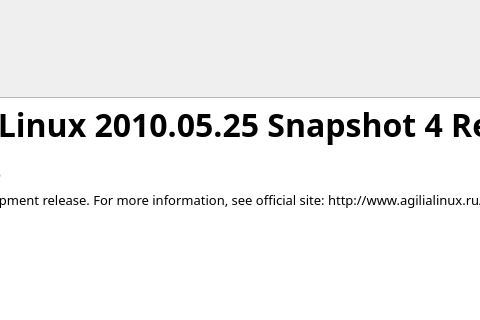
This is guiinstaller/guisetup/mainwindow.ui in aix27249/mpkg as Qt 5 draws it before an edit; both pictures show x 116 to 596 and y 0 to 320 of the 714 by 580 pixel window. The edited form follows.
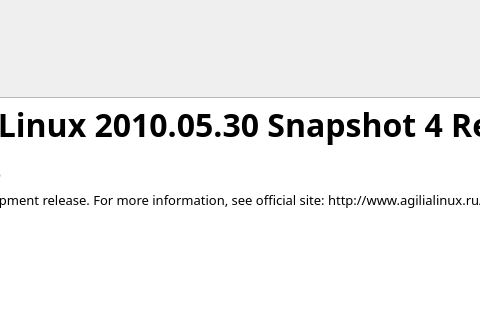
This is the edited form. Icons and pictures are not drawn.

Commit message: version bump to 2010.05.30 snapshot 4

Patch:
```diff
--- a/guiinstaller/guisetup/mainwindow.ui
+++ b/guiinstaller/guisetup/mainwindow.ui
@@ -140,7 +140,7 @@
 &lt;html&gt;&lt;head&gt;&lt;meta name=&quot;qrichtext&quot; content=&quot;1&quot; /&gt;&lt;style type=&quot;text/css&quot;&gt;
 p, li { white-space: pre-wrap; }
 &lt;/style&gt;&lt;/head&gt;&lt;body style=&quot; font-family:'Droid Sans'; font-size:10pt; font-weight:400; font-style:normal;&quot;&gt;
-&lt;p style=&quot; margin-top:0px; margin-bottom:0px; margin-left:0px; margin-right:0px; -qt-block-indent:0; text-indent:0px;&quot;&gt;&lt;span style=&quot; font-size:24pt; font-weight:600;&quot;&gt;AgiliaLinux 2010.05.25 Snapshot 4 Release Notes&lt;/span&gt;&lt;/p&gt;
+&lt;p style=&quot; margin-top:0px; margin-bottom:0px; margin-left:0px; margin-right:0px; -qt-block-indent:0; text-indent:0px;&quot;&gt;&lt;span style=&quot; font-size:24pt; font-weight:600;&quot;&gt;AgiliaLinux 2010.05.30 Snapshot 4 Release Notes&lt;/span&gt;&lt;/p&gt;
 &lt;p style=&quot; margin-top:0px; margin-bottom:0px; margin-left:0px; margin-right:0px; -qt-block-indent:0; text-indent:0px;&quot;&gt;This is a development release. For more information, see official site: http://www.agilialinux.ru/&lt;/p&gt;&lt;/body&gt;&lt;/html&gt;</string>
           </property>
          </widget>
```
The commit also changes 1 other file.
